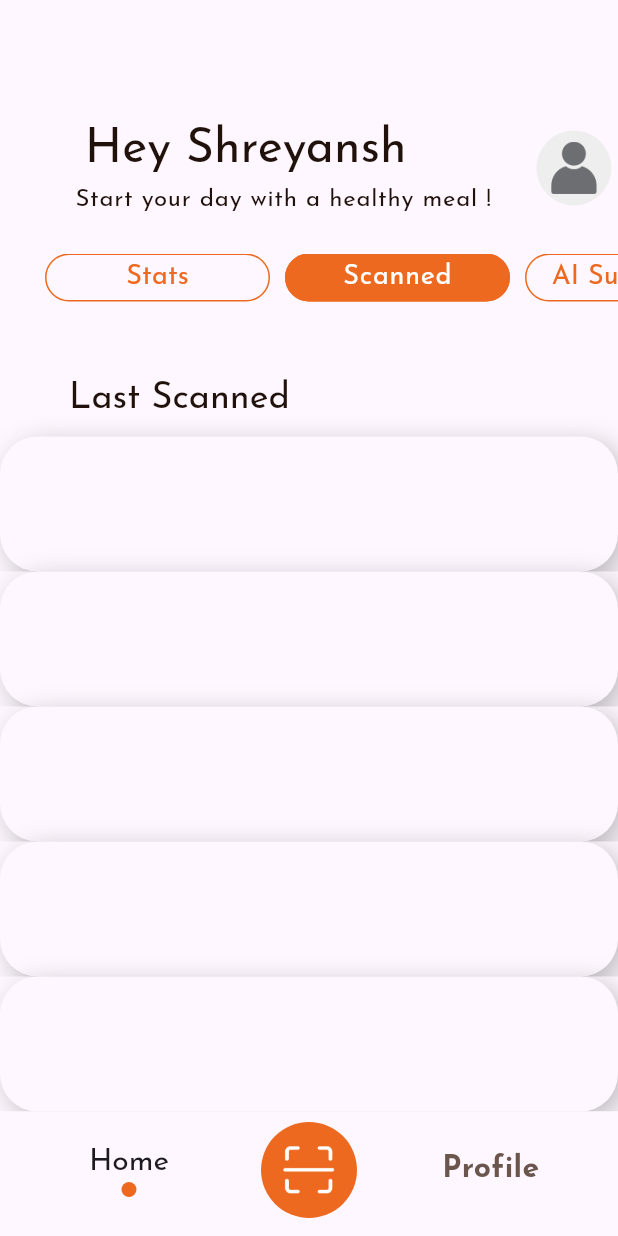
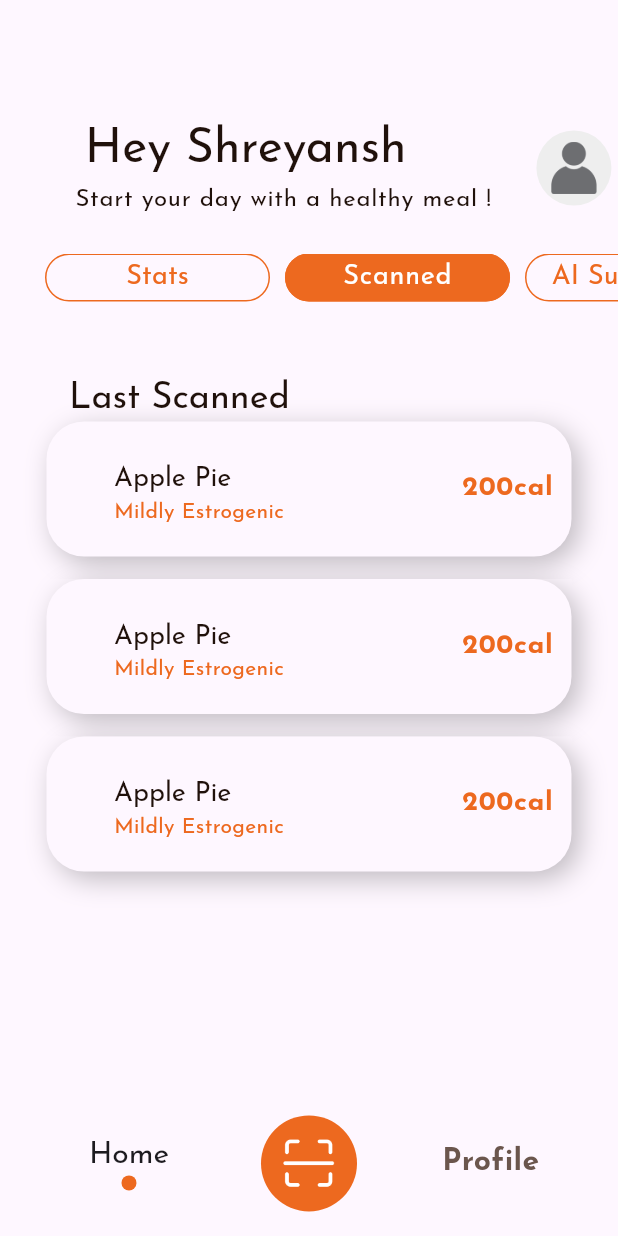
Before and after one commit to Shreyansh-Gangwar/app_web_v1, a Flutter app: the screen it shows after launch, after a tap on "Scanned", on a phone screen of 412 x 824 dp. Run offline on Flutter 3.47's test engine with Material 3 defaults, Android fonts, the phone set to English and light mode, and no system bars; our stand-ins replace firebase_core, google_fonts; accounts and stored records are empty.

Commit message:
[UI] Scanned UI completed (30/3)

```diff
--- a/lib/pages/home_page.dart
+++ b/lib/pages/home_page.dart
@@ -30,8 +30,7 @@ class _HomePageState extends State<HomePage> {
 
     //=============================================== UI ===================================================//
     return Scaffold(
-      body: SingleChildScrollView(
-        child: Column(
+      body: Column(
         children: [
           const SizedBox(height: 80),
           Row(
@@ -130,8 +129,7 @@ class _HomePageState extends State<HomePage> {
                             ? Theme.of(context).textTheme.labelMedium
                             : Theme.of(context).textTheme.labelLarge,
                   ),
-                    color:
-                        monthlyGoalPage ? AppColor.brand500 : AppColor.bgcolor,
+                  color: monthlyGoalPage ? AppColor.brand500 : AppColor.bgcolor,
                   height: 32,
                   onTap: () {
                     setState(() {
@@ -145,7 +143,10 @@ class _HomePageState extends State<HomePage> {
           ),
           // ======================= UI FOR STATS PAGE ========================//
           statsPage
-                ? Column(
+              ? SizedBox(
+                height: MediaQuery.of(context).size.height * .65,
+                child: SingleChildScrollView(
+                  child: Column(
                     children: [
                       SizedBox(height: 28),
                       AppContainer(
@@ -167,7 +168,8 @@ class _HomePageState extends State<HomePage> {
                                       valueColor: AlwaysStoppedAnimation(
                                         AppColor.brand500,
                                       ),
-                                    value: .42, //HERE WILL BE THE FIREBASE DATA
+                                      value:
+                                          .42, //HERE WILL BE THE FIREBASE DATA
                                     ),
                                   ),
                                 ),
@@ -265,7 +267,9 @@ class _HomePageState extends State<HomePage> {
                                     Text(
                                       "Estrogenic Content:",
                                       style:
-                                        Theme.of(context).textTheme.labelSmall,
+                                          Theme.of(
+                                            context,
+                                          ).textTheme.labelSmall,
                                     ),
                                     SizedBox(width: 50),
                                     Text(
@@ -301,13 +305,6 @@ class _HomePageState extends State<HomePage> {
                         ),
                       ),
                       SizedBox(height: 20),
-                    Stack(
-                      children: [
-                        Center(
-                          child: Column(
-                            children: [SizedBox(height: 100), NavBar(page: 1)],
-                          ),
-                        ),
                       Center(
                         child: AppContainer(
                           height: 95,
@@ -321,9 +318,7 @@ class _HomePageState extends State<HomePage> {
                                   Text(
                                     "Apple Pie", //FOOD NAME
                                     style:
-                                          Theme.of(
-                                            context,
-                                          ).textTheme.labelSmall,
+                                        Theme.of(context).textTheme.labelSmall,
                                   ),
                                   Expanded(
                                     child: Padding(
@@ -333,11 +328,10 @@ class _HomePageState extends State<HomePage> {
                                       child: Text(
                                         textAlign: TextAlign.end,
                                         '200cal', //CALORIES
-                                          style: Theme.of(
-                                            context,
-                                          ).textTheme.labelSmall!.copyWith(
-                                            color: AppColor.brand500,
-                                          ),
+                                        style: Theme.of(context)
+                                            .textTheme
+                                            .labelSmall!
+                                            .copyWith(color: AppColor.brand500),
                                       ),
                                     ),
                                   ),
@@ -350,9 +344,7 @@ class _HomePageState extends State<HomePage> {
                                   Text(
                                     "Daal Chawal", //FOOD NAME
                                     style:
-                                          Theme.of(
-                                            context,
-                                          ).textTheme.labelSmall,
+                                        Theme.of(context).textTheme.labelSmall,
                                   ),
                                   Expanded(
                                     child: Padding(
@@ -362,11 +354,10 @@ class _HomePageState extends State<HomePage> {
                                       child: Text(
                                         textAlign: TextAlign.end,
                                         '400cal', //CALORIES
-                                          style: Theme.of(
-                                            context,
-                                          ).textTheme.labelSmall!.copyWith(
-                                            color: AppColor.brand500,
-                                          ),
+                                        style: Theme.of(context)
+                                            .textTheme
+                                            .labelSmall!
+                                            .copyWith(color: AppColor.brand500),
                                       ),
                                     ),
                                   ),
@@ -376,14 +367,18 @@ class _HomePageState extends State<HomePage> {
                           ),
                         ),
                       ),
+                      SizedBox(height: 20),
                     ],
                   ),
-                  ],
+                ),
               )
               :
               // ======================= UI FOR SCANNED PAGE ========================//
               scannedPage
-                ? Column(
+              ? SizedBox(
+                height: MediaQuery.of(context).size.height * .65,
+                child: SingleChildScrollView(
+                  child: Column(
                     children: [
                       SizedBox(height: 50),
                       SizedBox(
@@ -391,39 +386,101 @@ class _HomePageState extends State<HomePage> {
                         child: Text(
                           textAlign: TextAlign.left,
                           'Last Scanned',
-                        style: Theme.of(context).textTheme.titleLarge!.copyWith(
+                          style: Theme.of(
+                            context,
+                          ).textTheme.titleLarge!.copyWith(
                             fontSize: 24,
                             fontWeight: FontWeight.w400,
                           ),
                         ),
                       ),
 
-                    SizedBox(height: 10),
-
-                    ListView.builder(
+                      SizedBox(
+                        child: ListView.builder(
+                          physics: const NeverScrollableScrollPhysics(),
                           itemBuilder: (context, index) {
-                        return AppContainer(
+                            return Column(
+                              children: [
+                                AppContainer(
                                   height: 90,
                                   width: 350,
-                          child: SizedBox(),
+                                  child: Row(
+                                    children: [
+                                      SizedBox(width: 25),
+                                      // Image.asset(
+                                      //   'assets/images/food.png',
+                                      //   width: 50,
+                                      // ), //FOOD IMAGE
+                                      SizedBox(width: 20),
+                                      Column(
+                                        crossAxisAlignment:
+                                            CrossAxisAlignment.start,
+                                        children: [
+                                          SizedBox(height: 27),
+                                          Text(
+                                            "Apple Pie", //FOOD NAME
+                                            textAlign: TextAlign.left,
+                                            style: Theme.of(
+                                              context,
+                                            ).textTheme.titleLarge!.copyWith(
+                                              fontSize: 18,
+                                              fontWeight: FontWeight.w400,
+                                            ),
+                                          ),
+                                          Text(
+                                            "Mildly Estrogenic", //ESTROGENIC CONTENT
+                                            style: TextStyle(
+                                              fontSize: 14,
+                                              color: AppColor.brand500,
+                                            ),
+                                          ),
+                                          //ESTROGENIC CONTENT
+                                        ],
+                                      ),
+                                      Expanded(
+                                        child: Padding(
+                                          padding: const EdgeInsets.only(
+                                            right: 12.0,
+                                          ),
+                                          child: Text(
+                                            textAlign: TextAlign.end,
+                                            '200cal', //CALORIES
+                                            style: Theme.of(
+                                              context,
+                                            ).textTheme.labelMedium!.copyWith(
+                                              color: AppColor.brand500,
+                                              fontWeight: FontWeight.w700,
+                                            ),
+                                          ),
+                                        ),
+                                      ),
+                                    ],
+                                  ),
+                                ),
+                                SizedBox(height: 15),
+                              ],
                             );
                           },
-                      itemCount: 5,
+                          itemCount: 3,
                           shrinkWrap: true,
                         ),
-
-                    NavBar(page: 1),
+                      ),
                     ],
+                  ),
+                ),
               )
               :
               // ======================= UI FOR AI SUGGESTION PAGE ========================//
               aiSuggestionPage
-                ? Column()
+              ? SizedBox(
+                height: MediaQuery.of(context).size.height * .65,
+                child: Column(),
+              )
               :
               // ======================= UI FOR MONTHLY GOAL PAGE ========================//
               Column(),
+          NavBar(page: 1),
         ],
-        ),
       ),
     );
   }
```
Lines whose indentation alone changed are shown as unchanged.
